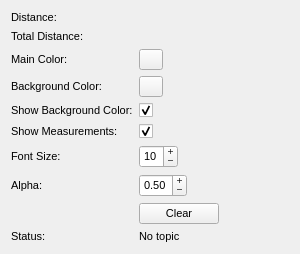
Before: the Qt Designer form mapviz_plugins/ui/measuring_config.ui in ros2-gbp/mapviz-release, drawn with Qt 5.
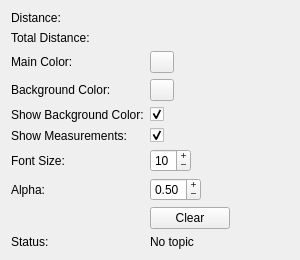
After: the same form once the commit is applied. Custom widgets are drawn as their Qt base class.

```diff
--- a/mapviz_plugins/ui/measuring_config.ui
+++ b/mapviz_plugins/ui/measuring_config.ui
@@ -10,11 +10,6 @@
     <height>240</height>
    </rect>
   </property>
-  <property name="font">
-   <font>
-    <pointsize>8</pointsize>
-   </font>
-  </property>
   <property name="windowTitle">
    <string>Form</string>
   </property>
```
